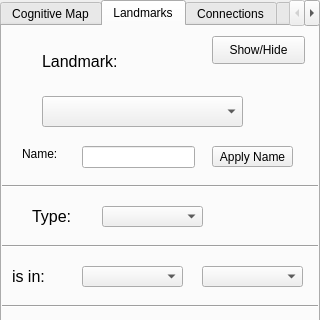
Before: the Qt Designer form forms/widgetlandmark.ui in JuPedSim/jpseditor, drawn with Qt 5; both pictures show x 0 to 320 and y 0 to 320 of the 320 by 645 pixel window.
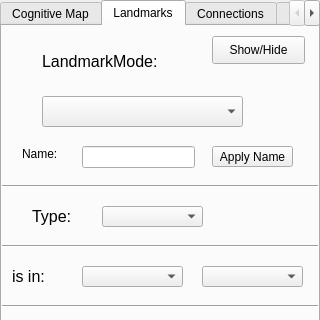
After: the same form once the commit is applied. The open tabs and pages were chosen to show the change.

The edit to the form file:
```diff
--- a/forms/widgetlandmark.ui
+++ b/forms/widgetlandmark.ui
@@ -247,7 +247,7 @@
      </font>
     </property>
     <property name="text">
-     <string>Landmark:</string>
+     <string>LandmarkMode:</string>
     </property>
    </widget>
    <widget class="QLabel" name="label_Waypoints2">
```
